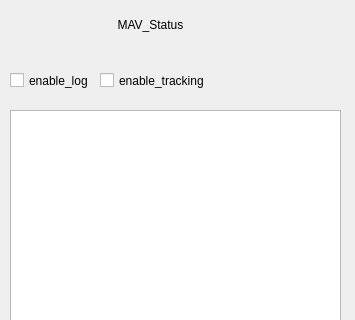
Old version of the form src/rqt_quadcoptergui/QuadCopterwidget.ui in the repository garimellagowtham/rqt_quadcoptergui; both pictures show x 0 to 355 and y 0 to 320 of the 355 by 498 pixel window.
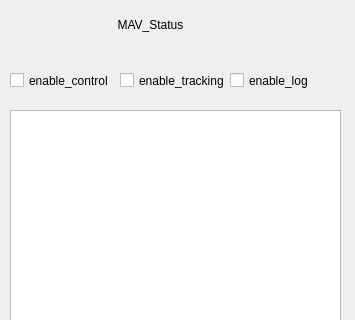
New version of the form.

Commit message: Added code to enable and disable control of quadcopter from sdk; Created a timer to keep sending velocity commands at 50 Hz

The edit to the form file:
```diff
--- a/src/rqt_quadcoptergui/QuadCopterwidget.ui
+++ b/src/rqt_quadcoptergui/QuadCopterwidget.ui
@@ -81,7 +81,7 @@
   <widget class="QCheckBox" name="log_checkbox">
    <property name="geometry">
     <rect>
-     <x>10</x>
+     <x>230</x>
      <y>70</y>
      <width>79</width>
      <height>21</height>
@@ -94,7 +94,7 @@
   <widget class="QCheckBox" name="tracking_checkbox">
    <property name="geometry">
     <rect>
-     <x>100</x>
+     <x>120</x>
      <y>70</y>
      <width>111</width>
      <height>21</height>
@@ -104,6 +104,19 @@
     <string>enable_tracking</string>
    </property>
   </widget>
+  <widget class="QCheckBox" name="control_checkbox">
+   <property name="geometry">
+    <rect>
+     <x>10</x>
+     <y>70</y>
+     <width>111</width>
+     <height>21</height>
+    </rect>
+   </property>
+   <property name="text">
+    <string>enable_control</string>
+   </property>
+  </widget>
  </widget>
  <resources/>
  <connections/>
```
The commit also changes 6 other files.
